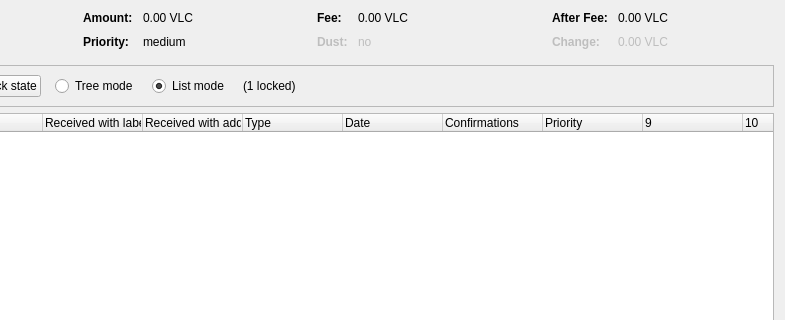
belechedev/BG-GoldMetalCoin, file src/qt/forms/coincontroldialog.ui: the form before one commit; both pictures show x 169 to 954 and y 0 to 320 of the 954 by 500 pixel window.
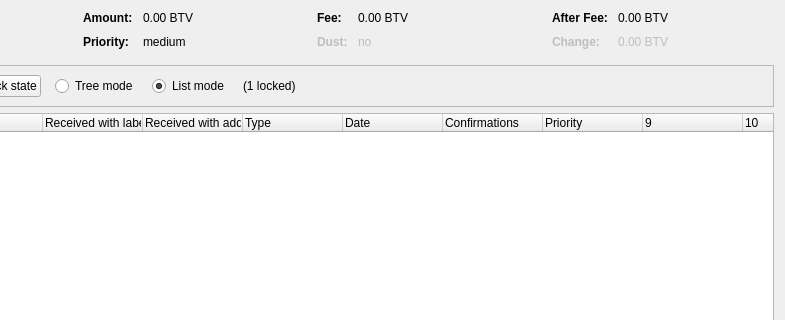
The form after the commit. Custom widgets are drawn as their Qt base class.

```diff
--- a/src/qt/forms/coincontroldialog.ui
+++ b/src/qt/forms/coincontroldialog.ui
@@ -132,7 +132,7 @@
           <enum>Qt::ActionsContextMenu</enum>
          </property>
          <property name="text">
-          <string notr="true">0.00 VLC</string>
+          <string notr="true">0.00 BTV</string>
          </property>
          <property name="textInteractionFlags">
           <set>Qt::LinksAccessibleByMouse|Qt::TextSelectableByKeyboard|Qt::TextSelectableByMouse</set>
@@ -206,7 +206,7 @@
           <enum>Qt::ActionsContextMenu</enum>
          </property>
          <property name="text">
-          <string notr="true">0.00 VLC</string>
+          <string notr="true">0.00 BTV</string>
          </property>
          <property name="textInteractionFlags">
           <set>Qt::LinksAccessibleByMouse|Qt::TextSelectableByKeyboard|Qt::TextSelectableByMouse</set>
@@ -286,7 +286,7 @@
           <enum>Qt::ActionsContextMenu</enum>
          </property>
          <property name="text">
-          <string notr="true">0.00 VLC</string>
+          <string notr="true">0.00 BTV</string>
          </property>
          <property name="textInteractionFlags">
           <set>Qt::LinksAccessibleByMouse|Qt::TextSelectableByKeyboard|Qt::TextSelectableByMouse</set>
@@ -321,7 +321,7 @@
           <enum>Qt::ActionsContextMenu</enum>
          </property>
          <property name="text">
-          <string notr="true">0.00 VLC</string>
+          <string notr="true">0.00 BTV</string>
          </property>
          <property name="textInteractionFlags">
           <set>Qt::LinksAccessibleByMouse|Qt::TextSelectableByKeyboard|Qt::TextSelectableByMouse</set>
```
